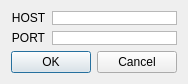
OfficialDevCoffee/Caffeine, file ui/dialog_connection.ui: the form before one commit.
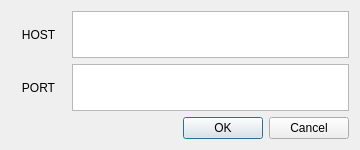
The form after the commit.

The edit to the form file:
```diff
--- a/ui/dialog_connection.ui
+++ b/ui/dialog_connection.ui
@@ -6,8 +6,8 @@
    <rect>
     <x>0</x>
     <y>0</y>
-    <width>142</width>
-    <height>79</height>
+    <width>360</width>
+    <height>150</height>
    </rect>
   </property>
   <property name="windowTitle">
```
